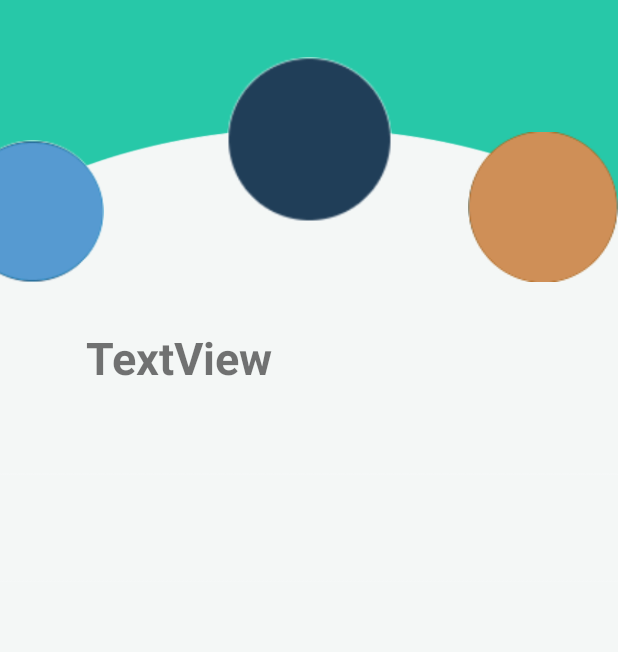
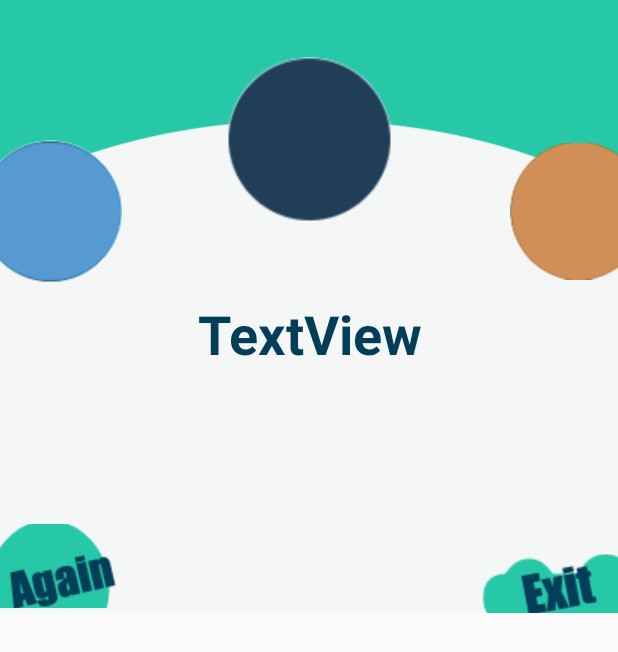
Before and after one commit to jjtsai0907/jjExamApp, an Android app: the layout finish_dialog.xml on its own in the app's theme, with its tools: preview values and no code run, on a phone screen of 412 x 824 dp. Shown: the top 652 px of the screen. Run offline under Robolectric (Android 15) with nearby library versions, the phone set to English and light mode, and no system bars; Roboto replaces fonts that are not available here.

Commit message:
Functions in FinishDialog are done.

```diff
--- a/app/src/main/res/layout/finish_dialog.xml
+++ b/app/src/main/res/layout/finish_dialog.xml
@@ -20,11 +20,13 @@
 
     <TextView
         android:id="@+id/finishTextView"
-        android:layout_width="297dp"
-        android:layout_height="219dp"
-        android:layout_marginTop="60dp"
+        android:layout_width="313dp"
+        android:layout_height="111dp"
+        android:layout_marginTop="40dp"
         android:text="TextView"
-        android:textSize="30sp"
+        android:textAlignment="center"
+        android:textColor="#023E58"
+        android:textSize="36sp"
         android:textStyle="bold"
         app:layout_constraintEnd_toEndOf="parent"
         app:layout_constraintStart_toStartOf="parent"
@@ -35,18 +37,40 @@
         android:layout_width="95dp"
         android:layout_height="98dp"
         android:layout_marginTop="92dp"
-        android:layout_marginEnd="72dp"
+        android:layout_marginEnd="60dp"
         app:layout_constraintEnd_toStartOf="@+id/centerButton"
         app:layout_constraintTop_toTopOf="parent"
         app:srcCompat="@drawable/left" />
 
     <ImageView
         android:id="@+id/rightButton"
-        android:layout_width="wrap_content"
-        android:layout_height="wrap_content"
-        android:layout_marginTop="88dp"
-        app:layout_constraintEnd_toEndOf="parent"
+        android:layout_width="91dp"
+        android:layout_height="97dp"
+        android:layout_marginStart="68dp"
+        android:layout_marginTop="92dp"
+        app:layout_constraintStart_toEndOf="@+id/centerButton"
         app:layout_constraintTop_toTopOf="parent"
         app:srcCompat="@drawable/right" />
 
+    <ImageButton
+        android:id="@+id/again"
+        android:layout_width="78dp"
+        android:layout_height="56dp"
+        android:layout_marginTop="40dp"
+        android:backgroundTint="#00FFFFFF"
+        android:onClick="entryButtonClicked"
+        app:layout_constraintStart_toStartOf="parent"
+        app:layout_constraintTop_toBottomOf="@+id/finishTextView"
+        app:srcCompat="@drawable/again" />
+
+    <ImageButton
+        android:id="@+id/exit"
+        android:layout_width="99dp"
+        android:layout_height="39dp"
+        android:layout_marginTop="60dp"
+        android:backgroundTint="#00FFFFFF"
+        app:layout_constraintEnd_toEndOf="parent"
+        app:layout_constraintTop_toBottomOf="@+id/finishTextView"
+        app:srcCompat="@drawable/exit" />
+
 </androidx.constraintlayout.widget.ConstraintLayout>
```
Also changed, not shown: app/src/main/java/com/example/examapp/FinishDialog.kt (+64 -23 lines), app/src/main/res/anim/go_left_down.xml (added, +15 -0 lines), app/src/main/res/anim/go_left_up.xml (added, +14 -0 lines), app/src/main/res/anim/go_right_down.xml (added, +15 -0 lines), app/src/main/res/anim/go_right_up.xml (added, +15 -0 lines), app/src/main/res/drawable/again.png (added), app/src/main/res/drawable/exit.png (added).
